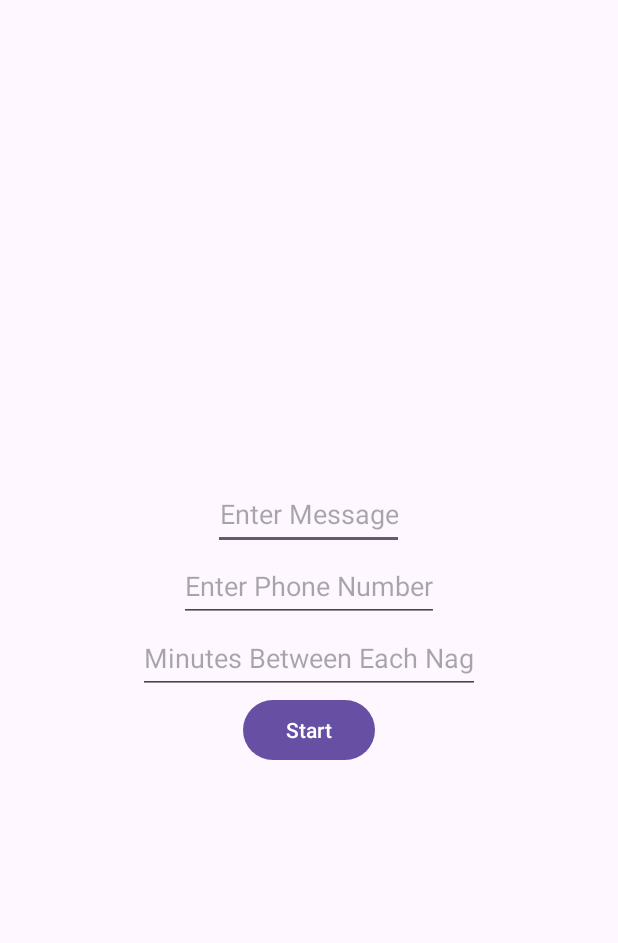
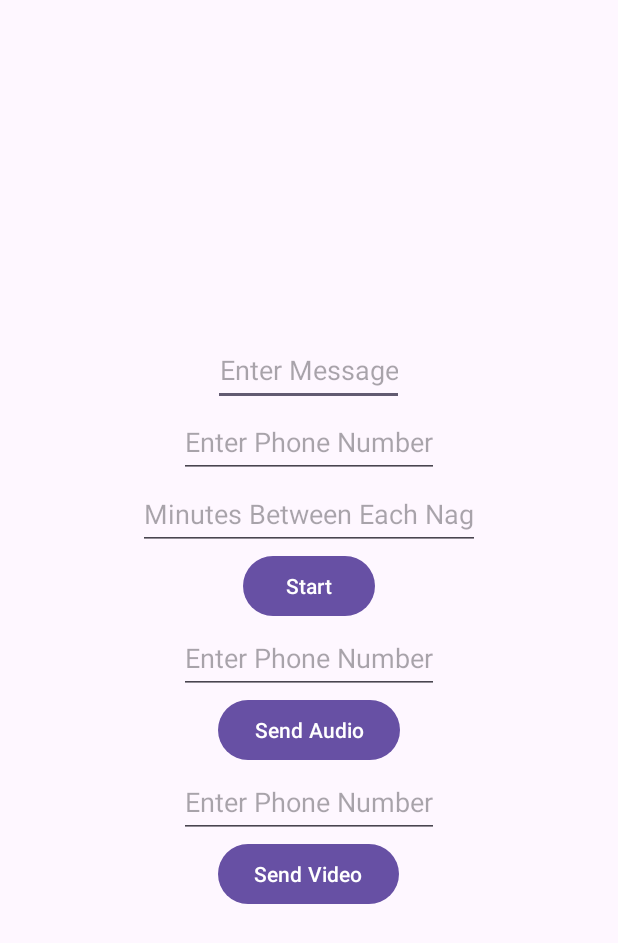
Before and after one commit to ryancho7/awty, an Android app: the screen it shows after launch (MainActivity), on a phone screen of 412 x 824 dp. Shown: the top 943 px of the screen. Run offline under Robolectric (Android 15) with nearby library versions, the phone set to English and light mode, and no system bars.

Commit message:
audio and video

```diff
--- a/app/src/main/res/layout/activity_main.xml
+++ b/app/src/main/res/layout/activity_main.xml
@@ -38,5 +38,34 @@
         android:gravity="center"
         android:clickable="false"/>
 
+    <EditText
+        android:id="@+id/audioPhoneNumberEditText"
+        android:layout_width="wrap_content"
+        android:layout_height="48dp"
+        android:hint="@string/phone_num"
+        android:inputType="phone"
+        android:gravity="center"/>
+
+    <Button
+        android:id="@+id/sendAudioButton"
+        android:layout_width="wrap_content"
+        android:layout_height="wrap_content"
+        android:text="@string/send_audio"
+        android:gravity="center"/>
+
+    <EditText
+        android:id="@+id/videoPhoneNumberEditText"
+        android:layout_width="wrap_content"
+        android:layout_height="48dp"
+        android:hint="@string/phone_num"
+        android:inputType="phone"
+        android:gravity="center"/>
+
+    <Button
+        android:id="@+id/sendVideoButton"
+        android:layout_width="wrap_content"
+        android:layout_height="wrap_content"
+        android:text="@string/send_video"
+        android:gravity="center"/>
 
 </LinearLayout>
--- a/app/src/main/res/values/strings.xml
+++ b/app/src/main/res/values/strings.xml
@@ -5,4 +5,6 @@
     <string name="interval">Minutes Between Each Nag</string>
     <string name="button_start_text">Start</string>
     <string name="button_stop_text">Stop</string>
+    <string name="send_audio">Send Audio</string>
+    <string name="send_video">Send Video</string>
 </resources>
--- /dev/null
+++ b/app/src/main/res/xml/file_paths.xml
@@ -0,0 +1,4 @@
+<?xml version="1.0" encoding="utf-8"?>
+<paths>
+    <cache-path name="shared_files" path="." />
+</paths>
```
Also changed, not shown: app/src/main/AndroidManifest.xml (+15 -9 lines), app/src/main/java/edu/uw/ischool/ryancho7/awty/MainActivity.kt (+119 -67 lines), app/src/main/java/edu/uw/ischool/ryancho7/awty/receiver/NagBroadcastReceiver.kt (deleted, +0 -29 lines), app/src/main/java/edu/uw/ischool/ryancho7/awty/service/NaggingService.kt (deleted, +0 -47 lines), 2 other files.
